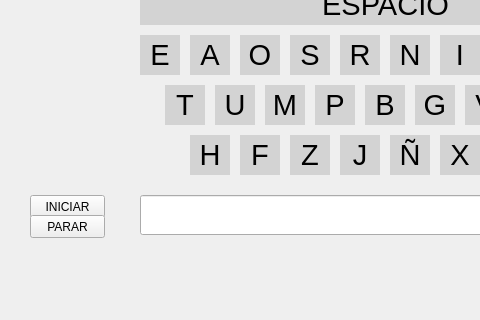
First picture: the form in QT/Prototipos/prototipo1/mainwindow.ui, repository avilagab/InteractBCI, before the edit; both pictures show x 0 to 480 and y 95 to 415 of the 766 by 415 pixel window.
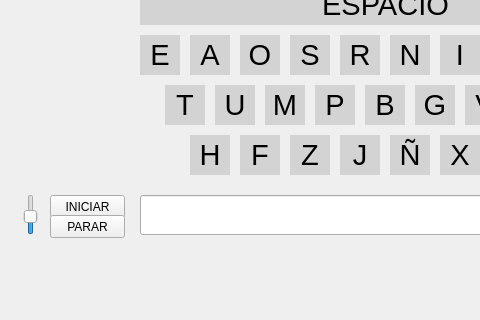
Second picture: the form after the edit.

What changed in the file:
```diff
--- a/QT/Prototipos/prototipo1/mainwindow.ui
+++ b/QT/Prototipos/prototipo1/mainwindow.ui
@@ -20,7 +20,7 @@
    <widget class="QPushButton" name="b_inicio">
     <property name="geometry">
      <rect>
-      <x>30</x>
+      <x>50</x>
       <y>290</y>
       <width>75</width>
       <height>23</height>
@@ -33,7 +33,7 @@
    <widget class="QPushButton" name="b_parada">
     <property name="geometry">
      <rect>
-      <x>30</x>
+      <x>50</x>
       <y>310</y>
       <width>75</width>
       <height>23</height>
@@ -659,6 +659,34 @@
      <set>Qt::AlignCenter</set>
     </property>
    </widget>
+   <widget class="QSlider" name="velocidad">
+    <property name="geometry">
+     <rect>
+      <x>20</x>
+      <y>289</y>
+      <width>22</width>
+      <height>41</height>
+     </rect>
+    </property>
+    <property name="minimum">
+     <number>3</number>
+    </property>
+    <property name="maximum">
+     <number>10</number>
+    </property>
+    <property name="pageStep">
+     <number>2</number>
+    </property>
+    <property name="value">
+     <number>6</number>
+    </property>
+    <property name="sliderPosition">
+     <number>6</number>
+    </property>
+    <property name="orientation">
+     <enum>Qt::Vertical</enum>
+    </property>
+   </widget>
    <zorder>b_inicio</zorder>
    <zorder>b_parada</zorder>
    <zorder>b_parpadeo</zorder>
```
Left out of the diff: 1 changed line with no effect on the pictures.
